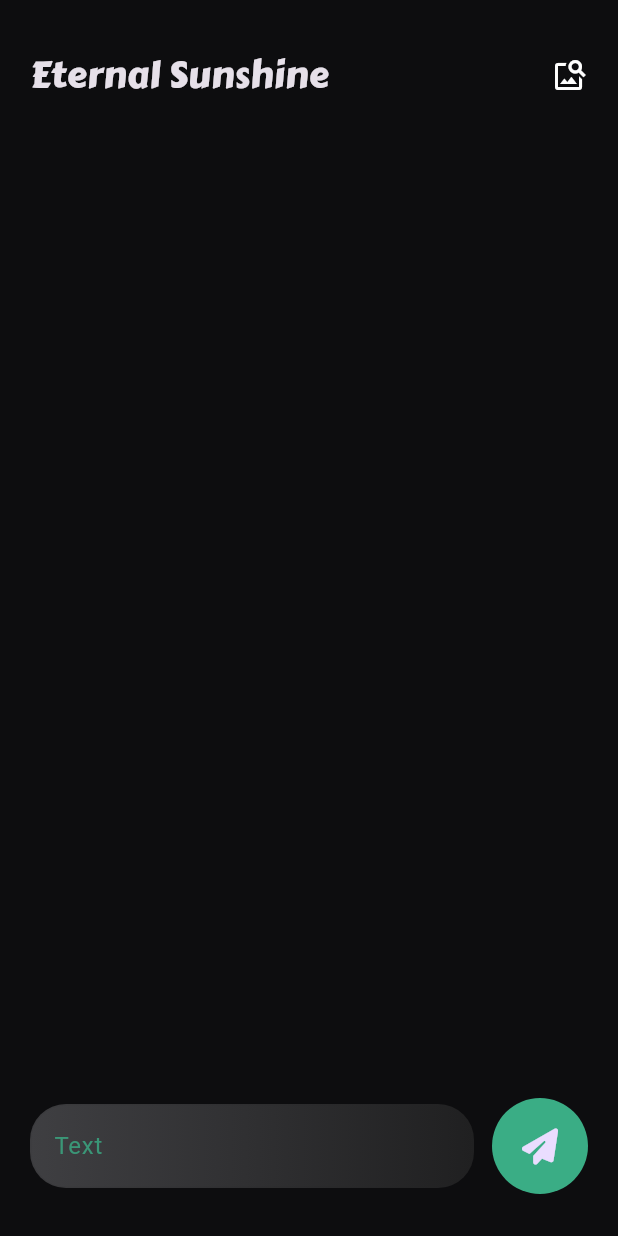
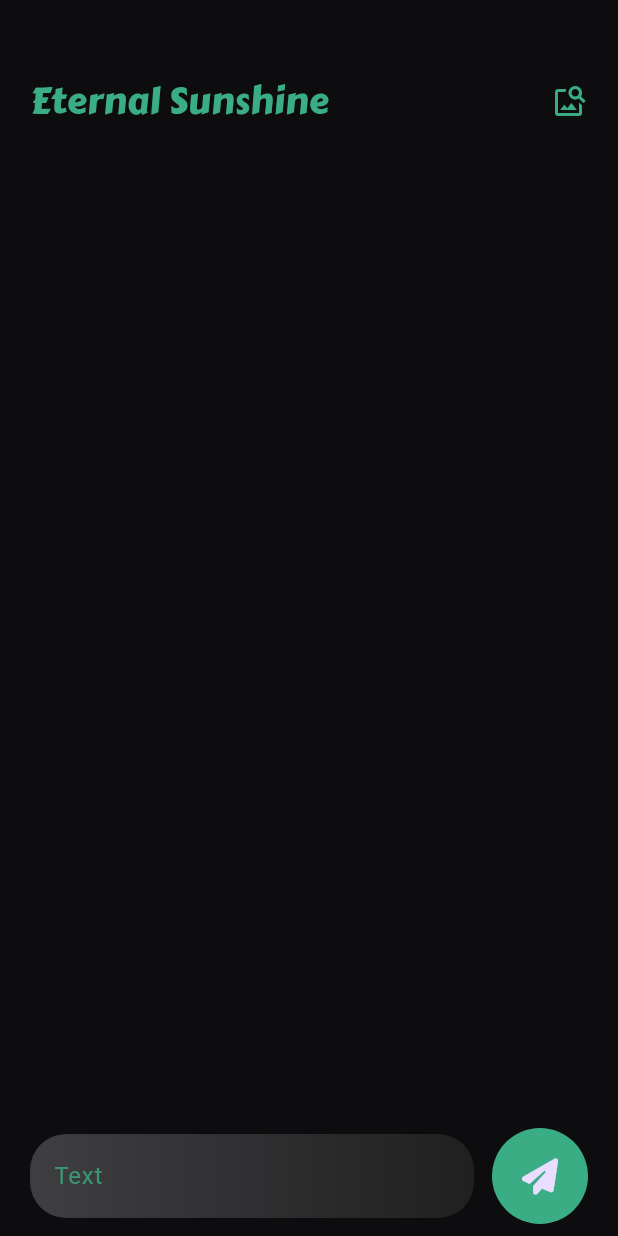
Before and after one commit to AhmedSaied22/ChatAI, a Flutter app: the screen it shows after launch, on a phone screen of 412 x 824 dp. Run offline on Flutter 3.47's test engine with Material 3 defaults, Android fonts, the phone set to English and light mode, and no system bars; our stand-ins replace bloc, dio, flutter_bloc, font_awesome_flutter, lottie.

Commit message:
refactor chatModel with add jsonTo method, finish bloc states and add create bloc function, make ChatBubble for user and model, and some other changes

```diff
--- a/lib/bloc/chat_bloc_bloc.dart
+++ b/lib/bloc/chat_bloc_bloc.dart
@@ -1,15 +1,32 @@
+import 'dart:async';
+
 import 'package:bloc/bloc.dart';
 import 'package:chat_ai/models/chat_models.dart';
+import 'package:chat_ai/repository/chat_repo.dart';
 import 'package:meta/meta.dart';
 
 part 'chat_bloc_event.dart';
 part 'chat_bloc_state.dart';
 
 class ChatBlocBloc extends Bloc<ChatBlocEvent, ChatBlocState> {
-  ChatBlocBloc() : super(ChatBlocInitial()) {
-    on<ChatBlocEvent>((event, emit) {
-      // TODO: implement event handler
-    });
-    List<ChatModel> messages = [];
+  ChatBlocBloc() : super(ChatSuccessState(messages: const [])) {
+    on<ChatGenerateNewTextMessageEvent>(chatGenerateNewTextMessageEvent);
+  }
+  List<ChatModel> messages = [];
+  bool loading = false;
+  FutureOr<void> chatGenerateNewTextMessageEvent(
+      ChatGenerateNewTextMessageEvent event,
+      Emitter<ChatBlocState> emit) async {
+    messages.add(ChatModel(
+        role: 'user', parts: [ChatPartModel(text: event.inputMessage)]));
+    emit(ChatSuccessState(messages: messages));
+    loading = true;
+    String generatedText = await ChatRepo.chatTextGenerationRepo(messages);
+    if (generatedText.length > 0) {
+      messages.add(ChatModel(
+          role: 'model', parts: [ChatPartModel(text: generatedText)]));
+      emit(ChatSuccessState(messages: messages));
+    }
+    loading = false;
   }
 }
--- a/lib/bloc/chat_bloc_event.dart
+++ b/lib/bloc/chat_bloc_event.dart
@@ -2,3 +2,9 @@ part of 'chat_bloc_bloc.dart';
 
 @immutable
 sealed class ChatBlocEvent {}
+
+class ChatGenerateNewTextMessageEvent extends ChatBlocEvent {
+  final String inputMessage;
+
+  ChatGenerateNewTextMessageEvent({required this.inputMessage});
+}
--- a/lib/bloc/chat_bloc_state.dart
+++ b/lib/bloc/chat_bloc_state.dart
@@ -4,3 +4,9 @@ part of 'chat_bloc_bloc.dart';
 sealed class ChatBlocState {}
 
 final class ChatBlocInitial extends ChatBlocState {}
+
+final class ChatSuccessState extends ChatBlocState {
+  final List<ChatModel> messages;
+
+  ChatSuccessState({required this.messages});
+}
--- a/lib/utils/constants.dart
+++ b/lib/utils/constants.dart
@@ -2,5 +2,6 @@ import 'package:flutter/material.dart';
 
 const kPrimaryColor = Color(0xff3aad85);
 const kSecondaryColor = Color(0xff111e1b);
+const userColor = Color(0xff1d1d1f);
 const apiKey = 'AIzaSyCqg0E3XkBm_-GvTgR-aNG9gMjS8lgRwPI';
 const baseUrl = 'https://generativelanguage.googleapis.com/v1beta/models';
--- a/lib/views/home_view.dart
+++ b/lib/views/home_view.dart
@@ -1,7 +1,12 @@
-import 'package:chat_ai/utils/constants.dart';
+import 'package:chat_ai/bloc/chat_bloc_bloc.dart';
+import 'package:chat_ai/models/chat_models.dart';
+import 'package:lottie/lottie.dart';
+import 'package:chat_ai/widgets/chat_bubble_builder.dart';
+import 'package:chat_ai/widgets/custom_app_bar.dart';
 import 'package:chat_ai/widgets/custom_text_field.dart';
+import 'package:chat_ai/widgets/send_icon.dart';
 import 'package:flutter/material.dart';
-import 'package:font_awesome_flutter/font_awesome_flutter.dart';
+import 'package:flutter_bloc/flutter_bloc.dart';
 
 class HomeView extends StatefulWidget {
   const HomeView({super.key});
@@ -11,63 +16,63 @@ class HomeView extends StatefulWidget {
 }
 
 class _HomeViewState extends State<HomeView> {
+  TextEditingController controller = TextEditingController();
+  final ChatBlocBloc chatBloc = ChatBlocBloc();
+
   @override
   Widget build(BuildContext context) {
     return Scaffold(
-      body: Padding(
-        padding: const EdgeInsets.symmetric(horizontal: 20),
-        child: Container(
-          width: double.maxFinite,
-          height: double.maxFinite,
-          // decoration: const BoxDecoration(
-          //   image: DecorationImage(
-          //     image: AssetImage(
-          //       'assets/images/bgMonster.png',
-          //     ),
-          //     fit: BoxFit.cover,
-          //   ),
-          // ),
+      body: BlocConsumer<ChatBlocBloc, ChatBlocState>(
+        bloc: chatBloc,
+        listener: (context, state) {},
+        builder: (context, state) {
+          switch (state.runtimeType) {
+            case ChatSuccessState:
+              List<ChatModel> messages = (state as ChatSuccessState).messages;
+              return Padding(
+                padding: EdgeInsets.symmetric(horizontal: 20),
                 child: Column(
                   children: [
-              Container(
+                    CustomAppBar(),
+                    Expanded(
+                      child: ChatBubbleBuilder(messages: messages),
+                    ),
+                    if (chatBloc.loading)
+                      Lottie.asset(
+                        'assets/animations/dpoolLoader.json',
                         height: 100,
-                child: Row(
-                  mainAxisAlignment: MainAxisAlignment.spaceBetween,
-                  children: [
-                    Text('Eternal Sunshine',
-                        style: TextStyle(fontSize: 24, fontFamily: 'Carter One')),
-                    Icon(
-                      Icons.image_search,
+                        width: 100,
                       ),
-                  ],
-                ),
-              ),
+                    Padding(
+                      padding: const EdgeInsets.only(bottom: 8),
+                      child: Row(children: [
                         Expanded(
-                child: ListView(),
-              ),
-              Container(
-                child: const Row(children: [
-                  Expanded(
-                    child: Padding(
-                      padding: EdgeInsets.symmetric(vertical: 32),
                           child: CustomTextField(
+                            controller: controller,
                             hintText: 'Text',
                           ),
                         ),
-                  ),
-                  SizedBox(width: 12),
-                  CircleAvatar(
-                    backgroundColor: kPrimaryColor,
-                    radius: 32,
-                    child: Center(
-                      child: Icon(FontAwesomeIcons.solidPaperPlane),
-                    ),
+                        const SizedBox(width: 12),
+                        InkWell(
+                          onTap: () {
+                            if (controller.text.isNotEmpty) {
+                              String text = controller.text;
+                              controller.clear();
+                              chatBloc.add(ChatGenerateNewTextMessageEvent(
+                                  inputMessage: text));
+                            }
+                          },
+                          child: const CustomSendIcon(),
                         ),
                       ]),
                     ),
                   ],
                 ),
-        ),
+              );
+            default:
+              return const SizedBox();
+          }
+        },
       ),
     );
   }
--- /dev/null
+++ b/lib/widgets/custom_app_bar.dart
@@ -0,0 +1,27 @@
+import 'package:chat_ai/utils/constants.dart';
+import 'package:flutter/material.dart';
+
+class CustomAppBar extends StatelessWidget {
+  const CustomAppBar({super.key});
+
+  @override
+  Widget build(BuildContext context) {
+    return const SafeArea(
+      minimum: EdgeInsets.only(top: 50),
+      child: Row(
+        mainAxisAlignment: MainAxisAlignment.spaceBetween,
+        children: [
+          Text('Eternal Sunshine',
+              style: TextStyle(
+                  fontSize: 24,
+                  fontFamily: 'Carter One',
+                  color: kPrimaryColor)),
+          Icon(
+            Icons.image_search,
+            color: kPrimaryColor,
+          ),
+        ],
+      ),
+    );
+  }
+}
--- a/lib/widgets/custom_text_field.dart
+++ b/lib/widgets/custom_text_field.dart
@@ -19,9 +19,9 @@ class CustomTextField extends StatelessWidget {
   Widget build(BuildContext context) {
     return Container(
       decoration: BoxDecoration(
-          gradient: LinearGradient(colors: [
+          gradient: const LinearGradient(colors: [
             Color.fromARGB(255, 63, 63, 66),
-            const Color(0xff202021),
+            Color(0xff202021),
           ]),
           borderRadius: BorderRadius.circular(24)),
       child: TextFormField(
--- /dev/null
+++ b/lib/widgets/send_icon.dart
@@ -0,0 +1,18 @@
+import 'package:chat_ai/utils/constants.dart';
+import 'package:flutter/material.dart';
+import 'package:font_awesome_flutter/font_awesome_flutter.dart';
+
+class CustomSendIcon extends StatelessWidget {
+  const CustomSendIcon({super.key});
+
+  @override
+  Widget build(BuildContext context) {
+    return const CircleAvatar(
+      backgroundColor: kPrimaryColor,
+      radius: 32,
+      child: Center(
+        child: Icon(FontAwesomeIcons.solidPaperPlane),
+      ),
+    );
+  }
+}
--- a/pubspec.yaml
+++ b/pubspec.yaml
@@ -30,13 +30,14 @@ environment:
 dependencies:
   bloc: null
   cupertino_icons: ^1.0.2
+  dio: null
   flutter:
     sdk: flutter
   flutter_bloc: null
-  dio:
   font_awesome_flutter: ^10.7.0
   google_generative_ai: ^0.2.2
   gradient_textfield: ^0.0.1
+  lottie: ^3.1.0
 
 dev_dependencies:
   flutter_lints: ^2.0.0
```
Also changed, not shown: lib/models/chat_models.dart (+54 -8 lines), lib/repository/chat_repo.dart (+8 -22 lines), lib/widgets/chat_bubble_builder.dart (added, +87 -0 lines), pubspec.lock. Lines whose indentation alone changed are shown as unchanged.
